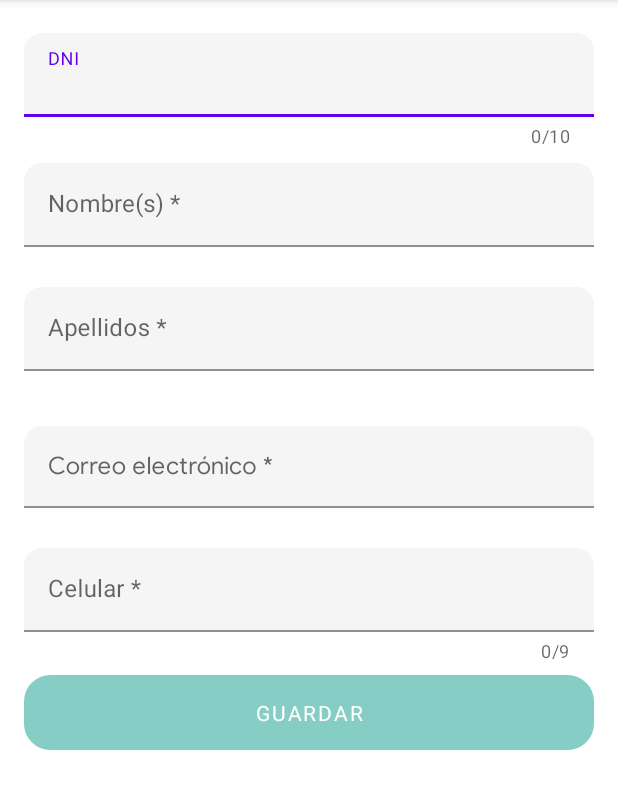
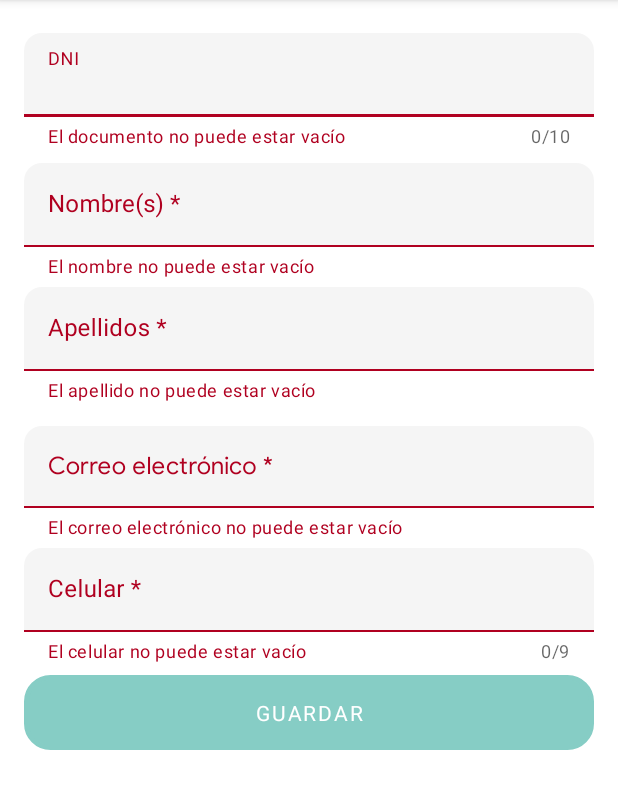
Before and after one commit to ahuamana/prestamistAPP, an Android app: the fragment ClientsAddFragment shown on its own in the app's theme, after a tap on "GUARDAR", on a phone screen of 412 x 824 dp, the part 84-893 px from its top. Run offline under Robolectric (Android 15) with nearby library versions, the phone set to English and light mode, and no system bars; our stand-ins replace CircleImageView, Firebase (no records; nobody signed in at launch, a user with empty details on screens opened directly).

```diff
--- a/app/src/main/java/com/paparazziapps/pretamistapp/presentation/clients/ClientsAddFragment.kt
+++ b/app/src/main/java/com/paparazziapps/pretamistapp/presentation/clients/ClientsAddFragment.kt
@@ -10,6 +10,7 @@ import com.google.android.gms.common.api.Api.Client
 import com.paparazziapps.pretamistapp.R
 import com.paparazziapps.pretamistapp.databinding.FragmentClientsAddBinding
 import com.paparazziapps.pretamistapp.helper.hideKeyboardActivity
+import com.paparazziapps.pretamistapp.helper.isValidEmail
 import com.paparazziapps.pretamistapp.presentation.profile.viewmodels.ProfileViewModel
 import org.koin.androidx.viewmodel.ext.android.viewModel
 
@@ -50,6 +51,52 @@ class ClientsAddFragment : Fragment() {
         val phone = binding.phoneEditText.text.toString()
 
 
+        binding.namesLayout.error = when {
+            name.isEmpty() -> {
+                getString(R.string.error_name_empty)
+            }
+            else -> null
+        }
+
+        binding.emailLayout.error = when {
+            email.isEmpty() -> {
+                getString(R.string.error_email_empty)
+            }
+            isValidEmail(email) -> {
+                getString(R.string.error_email_invalid)
+            }
+            else -> null
+        }
+
+        binding.lastNameLayout.error = when {
+            lastName.isEmpty() -> {
+                getString(R.string.error_last_name_empty)
+            }
+            else -> null
+        }
+
+        binding.documentLayout.error = when {
+            document.isEmpty() -> {
+                getString(R.string.error_document_empty)
+            }
+            else -> null
+        }
+
+        binding.phoneLayout.error = when {
+            phone.isEmpty() -> {
+                getString(R.string.error_phone_empty)
+            }
+            else -> null
+        }
+
+
+        if (name.isNotEmpty()
+            && email.isNotEmpty()
+            && lastName.isNotEmpty()
+            && document.isNotEmpty()
+            && phone.isNotEmpty()
+            && !isValidEmail(email)
+            ) {
             viewModel.saveClient(
                 document = document,
                 name = name,
@@ -59,6 +106,10 @@ class ClientsAddFragment : Fragment() {
             )
         }
 
+
+
+    }
+
     override fun onDestroy() {
         _binding = null
         super.onDestroy()
--- a/app/src/main/res/layout/fragment_clients_add.xml
+++ b/app/src/main/res/layout/fragment_clients_add.xml
@@ -63,7 +63,7 @@
         </com.google.android.material.textfield.TextInputLayout>
 
         <com.google.android.material.textfield.TextInputLayout
-            android:id="@+id/lastNamesLayout"
+            android:id="@+id/lastNameLayout"
             style="@style/CustomTextField"
             android:layout_width="match_parent"
             android:layout_height="wrap_content"
--- a/app/src/main/res/layout/fragment_clients_parent.xml
+++ b/app/src/main/res/layout/fragment_clients_parent.xml
@@ -13,7 +13,7 @@
        android:layout_height="wrap_content">
 
        <com.google.android.material.button.MaterialButton
-           android:id="@+id/registrar_button"
+           android:id="@+id/addClientButton"
            android:layout_width="wrap_content"
            android:layout_height="50dp"
            android:textColor="@color/white"
--- a/app/src/main/res/values/strings.xml
+++ b/app/src/main/res/values/strings.xml
@@ -55,6 +55,12 @@
     <string name="type_no_more_payments">No hay más pagos</string>
     <string name="add_client_message_button">+ Agregar Cliente</string>
     <string name="save_message_button">Guardar</string>
+    <string name="error_name_empty">El nombre no puede estar vacío</string>
+    <string name="error_email_empty">El correo electrónico no puede estar vacío</string>
+    <string name="error_last_name_empty">El apellido no puede estar vacío</string>
+    <string name="error_document_empty">El documento no puede estar vacío</string>
+    <string name="error_phone_empty">El celular no puede estar vacío</string>
+    <string name="error_email_invalid">El correo electrónico no es válido</string>
 
 
 </resources>
```
Also changed, not shown: app/src/main/java/com/paparazziapps/pretamistapp/presentation/clients/ClientsParentFragment.kt (+23 -2 lines), app/src/main/res/navigation/navigation_parent.xml (+11 -1 lines). Lines whose indentation alone changed are shown as unchanged.
